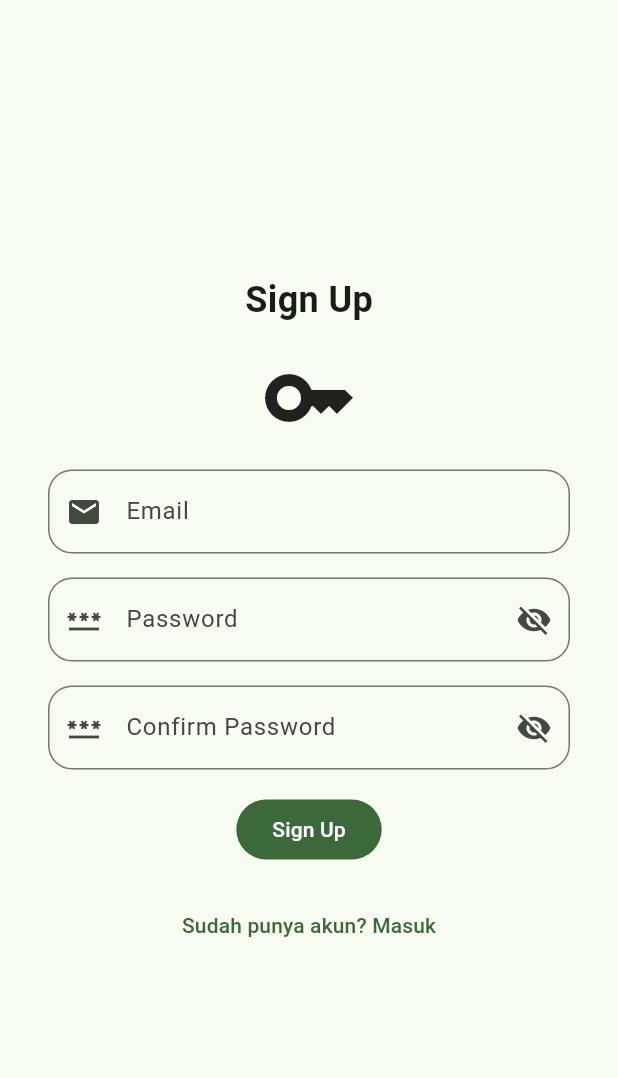
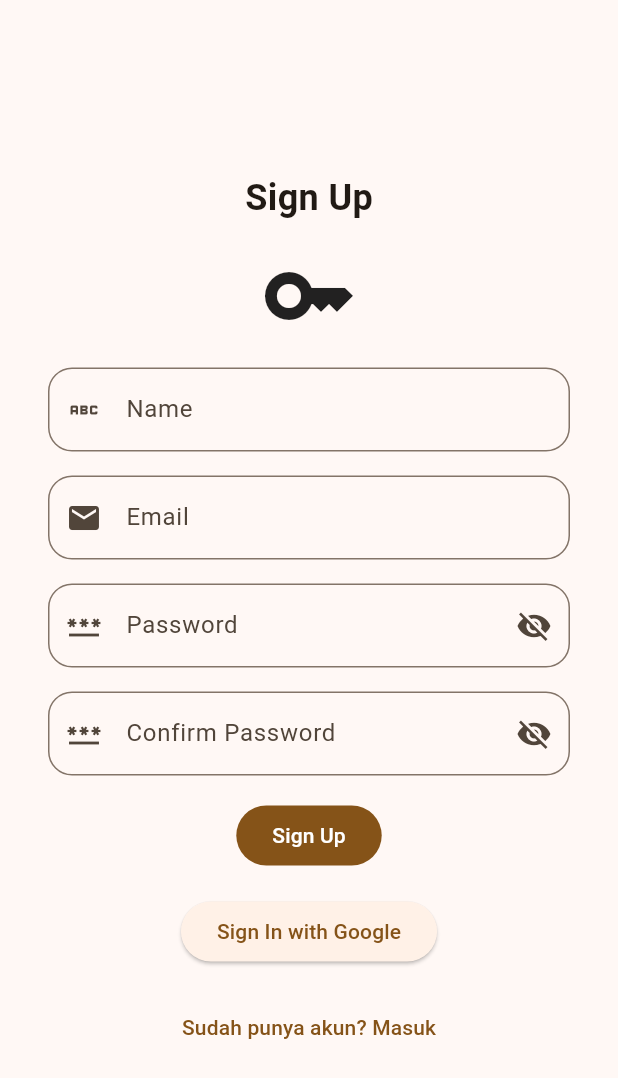
Before and after one commit to andreasmlbngaol/ratatouille-flutter, a Flutter app: the SignUpScreen screen opened by its route, after a tap on "Sign Up", on a phone screen of 412 x 824 dp. Shown: the top 1078 px of the screen. Run offline on Flutter 3.47's test engine with Material 3 defaults, Android fonts, the phone set to English and light mode, and no system bars; our stand-ins replace dio, firebase_auth, firebase_core, freezed_annotation, get_it, go_router and 3 more; accounts and stored records are empty; generated files the repository leaves out were written again; network calls fail.

Commit message:
Implementasi navigasi dengan bottom navigation bar, pengelolaan state untuk navigasi, penyesuaian tema aplikasi, dan penyempurnaan fitur otentikasi.

```diff
--- a/lib/auth/presentation/sign_in/sign_in_screen.dart
+++ b/lib/auth/presentation/sign_in/sign_in_screen.dart
@@ -74,7 +74,7 @@ class SignInScreen extends StatelessWidget {
                             child: const Text("Sign In with Google")
                         ),
                         FilledButton(
-                            onPressed: state.email.isNotEmpty && state.password.isNotEmpty ? viewModel.signIn : null,
+                            onPressed: state.email.isNotEmpty && state.password.isNotEmpty ? viewModel.signInWithEmailAndPassword : null,
                             child: const Text("Sign In")
                         ),
                         TextButton(
--- a/lib/auth/presentation/sign_up/sign_up_screen.dart
+++ b/lib/auth/presentation/sign_up/sign_up_screen.dart
@@ -39,6 +39,18 @@ class SignUpScreen extends StatelessWidget {
                         const Icon(
                           Icons.key,
                           size: 64,
+                        ),
+                        TextField(
+                          decoration: InputDecoration(
+                            labelText: "Name",
+                            prefixIcon: Icon(Icons.abc),
+                            border: OutlineInputBorder(
+                              borderRadius: BorderRadius.circular(16)
+                            )
+                          ),
+                          onChanged: (value) {
+                            viewModel.setName(value);
+                          },
                         ),
                         TextField(
                           decoration: InputDecoration(
@@ -87,8 +99,12 @@ class SignUpScreen extends StatelessWidget {
                           },
                         ),
                         FilledButton(
-                            onPressed: viewModel.signUp,
+                            onPressed: () => viewModel.signUpWithEmailAndPassword(onSuccess: onNavigateToHome),
                             child: const Text("Sign Up")
+                        ),
+                        ElevatedButton(
+                            onPressed: () => viewModel.signInWithGoogle(onSuccess: onNavigateToHome),
+                            child: const Text("Sign In with Google")
                         ),
                         TextButton(
                             onPressed: onNavigateToSignIn,
--- a/lib/auth/presentation/sign_up/sign_up_state.dart
+++ b/lib/auth/presentation/sign_up/sign_up_state.dart
@@ -6,6 +6,7 @@ part 'sign_up_state.freezed.dart';
 @freezed
 abstract class SignUpState with _$SignUpState {
   const factory SignUpState({
+    @Default("") String name,
     @Default("") String email,
     @Default("") String password,
     @Default("") String confirmPassword,
--- a/lib/auth/presentation/sign_up/sign_up_view_model.dart
+++ b/lib/auth/presentation/sign_up/sign_up_view_model.dart
@@ -1,17 +1,30 @@
+import 'package:dio/dio.dart';
+import 'package:flutter/cupertino.dart';
 import 'package:moprog/auth/model/auth_service.dart';
 import 'package:moprog/auth/presentation/sign_up/sign_up_state.dart';
 import 'package:moprog/core/model/api_client.dart';
+import 'package:moprog/core/model/token_manager.dart';
 import 'package:moprog/core/utils/view_model.dart';
 
 class SignUpViewModel extends ViewModel {
   final ApiClient apiClient;
   final AuthService authService;
+  final TokenManager tokenManager;
 
-  SignUpViewModel({required this.apiClient, required this.authService});
+  SignUpViewModel({
+    required this.apiClient,
+    required this.authService,
+    required this.tokenManager
+  });
 
   SignUpState _state = const SignUpState();
 
   SignUpState get state => _state;
+
+  void setName(String value) {
+    _state = _state.copyWith(name: value);
+    notifyListeners();
+  }
 
   void setEmail(String value) {
     _state = _state.copyWith(email: value);
@@ -38,7 +51,90 @@ class SignUpViewModel extends ViewModel {
     notifyListeners();
   }
 
-  void signUp() async {
-    print("Sign Up. Email: ${_state.email}, Password: ${_state.password}, Confirm Password: ${_state.confirmPassword}");
+  void signUpWithEmailAndPassword({
+    required Function() onSuccess
+  }) async {
+    debugPrint("Sign Up. Email: ${_state.email}, Password: ${_state.password}, Confirm Password: ${_state.confirmPassword}");
+    try {
+      final checkEmailRes = await apiClient.dio.post(
+          "/auth/register/check-email",
+          data: {
+            "email": _state.email
+          }
+      );
+
+      if (checkEmailRes.statusCode == null || checkEmailRes.statusCode != 200) {
+        debugPrint("Email already registered");
+        return;
+      }
+
+      debugPrint("Masih lanjut sampek sini");
+
+      final credential = await authService.signUpWithEmailAndPassword(
+          email: _state.email,
+          password: _state.password
+      );
+      final idToken = await credential.user?.getIdToken();
+      if (idToken != null) {
+        final res = await signInToBackEnd(
+            idToken: idToken,
+            method: "EMAIL_AND_PASSWORD"
+        );
+        if (res.statusCode != null && res.statusCode! >= 200 &&
+            res.statusCode! < 300) {
+          await apiClient.dio.patch(
+            "/users/name",
+            data: {
+              "name": _state.name
+            }
+          );
+          onSuccess();
+        }
+      }
+    } catch (e) {
+      debugPrint("Error: ${e.toString()}");
+    }
+  }
+
+  void signInWithGoogle({
+    required Function() onSuccess
+  }) async {
+    debugPrint("Sign In with Google");
+    final credential = await authService.signInWithGoogle();
+    final idToken = await credential?.user?.getIdToken();
+    if (idToken != null) {
+      final res = await signInToBackEnd(idToken: idToken, method: "GOOGLE");
+      if(res.statusCode != null && res.statusCode! >= 200 && res.statusCode! < 300) {
+        onSuccess();
+      }
+    }
+  }
+
+  Future<Response> signInToBackEnd({
+    required String idToken,
+    required String method
+  }) async {
+    debugPrint("Sign In to Back End");
+    debugPrint("ID Token: $idToken");
+    debugPrint("Method: $method");
+
+    final res = await apiClient.dio.post(
+        "/auth/login",
+        data: {
+          "id_token": idToken,
+          "method": method
+        }
+    );
+
+    // debugPrint(res.data);
+
+    final tokens = res.data["tokens"];
+
+    final accessToken = tokens["access_token"];
+    final refreshToken = tokens["refresh_token"];
+
+    await tokenManager.saveTokens(accessToken, refreshToken);
+
+    return res;
   }
 }
--- a/lib/core/di/dependency_injection.dart
+++ b/lib/core/di/dependency_injection.dart
@@ -22,6 +22,6 @@ Future<void> setupDi() async {
   /// ViewModelFactory yang langsung di inject dependency-nya
   getIt.registerFactory<SplashViewModel>(() => SplashViewModel(apiClient: getIt(), tokenManager: getIt(), authService: getIt()));
   getIt.registerFactory<SignInViewModel>(() => SignInViewModel(apiClient: getIt(), authService: getIt(), tokenManager: getIt()));
-  getIt.registerFactory<SignUpViewModel>(() => SignUpViewModel(apiClient: getIt(), authService: getIt()));
+  getIt.registerFactory<SignUpViewModel>(() => SignUpViewModel(apiClient: getIt(), authService: getIt(), tokenManager: getIt()));
   getIt.registerFactory<HomeViewModel>(() => HomeViewModel(authService: getIt(), apiClient: getIt()));
 }
--- a/lib/core/presentation/theme.dart
+++ b/lib/core/presentation/theme.dart
@@ -2,11 +2,11 @@ import 'package:flutter/material.dart';
 
 final darkMaterialTheme = ThemeData(
     brightness: Brightness.dark,
-    colorScheme: ColorScheme.fromSeed(seedColor: Colors.green, brightness: Brightness.dark),
+    colorScheme: ColorScheme.fromSeed(seedColor: Colors.orange, brightness: Brightness.dark),
     useMaterial3: true
 );
 
 final lightMaterialTheme = ThemeData(
-    colorScheme: ColorScheme.fromSeed(seedColor: Colors.green),
+    colorScheme: ColorScheme.fromSeed(seedColor: Colors.orange),
     useMaterial3: true
 );
```
Also changed, not shown: lib/auth/model/auth_service.dart (+0 -20 lines), lib/auth/presentation/sign_in/sign_in_view_model.dart (+6 -1 lines), lib/main/presentation/home/home_screen.dart (+32 -3 lines), lib/main/presentation/home/home_state.dart (added, +10 -0 lines), lib/main/presentation/home/home_view_model.dart (+11 -0 lines), lib/main/presentation/home/navbar/navbar_item.dart (added, +20 -0 lines).
